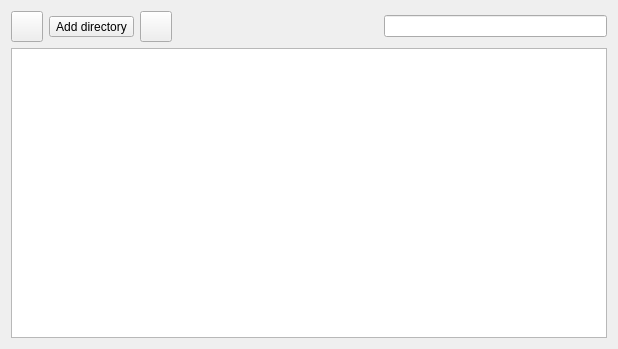
This is galacteek/ui/files.ui in pinnaculum/galacteek as Qt 5 draws it before an edit. The edited form follows.
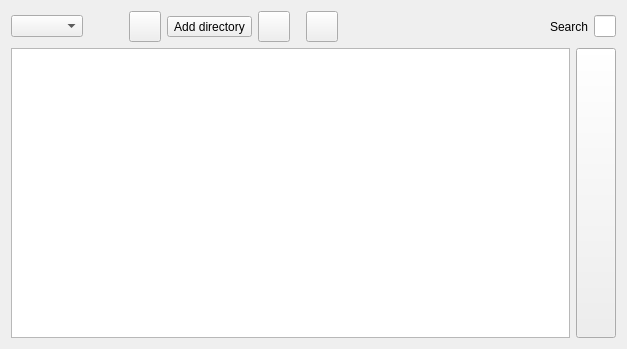
This is the edited form. Icons and pictures are not drawn.

Commit message:
- ipfsops: a few new methods - new module galacteek.core.fswatcher - add a user profile system so that you can have various distinct profiles within the same ipfs repository - the file manager now features a local file browser from which you can quickly drag and drop content - ipfsview: git repository support (requires GitPython) - ipfsview: download and pin buttons - raised min/max swarm defaults
=> v. 0.1.5

```diff
--- a/galacteek/ui/files.ui
+++ b/galacteek/ui/files.ui
@@ -26,6 +26,25 @@
          <property name="sizeConstraint">
           <enum>QLayout::SetFixedSize</enum>
          </property>
+         <item>
+          <widget class="QComboBox" name="pathSelector"/>
+         </item>
+         <item>
+          <spacer name="horizontalSpacer">
+           <property name="orientation">
+            <enum>Qt::Horizontal</enum>
+           </property>
+           <property name="sizeType">
+            <enum>QSizePolicy::Fixed</enum>
+           </property>
+           <property name="sizeHint" stdset="0">
+            <size>
+             <width>40</width>
+             <height>20</height>
+            </size>
+           </property>
+          </spacer>
+         </item>
          <item>
           <widget class="QToolButton" name="addFileButton">
            <property name="maximumSize">
@@ -94,6 +113,42 @@
          </item>
         </layout>
        </item>
+       <item>
+        <spacer name="horizontalSpacer_2">
+         <property name="orientation">
+          <enum>Qt::Horizontal</enum>
+         </property>
+         <property name="sizeType">
+          <enum>QSizePolicy::Fixed</enum>
+         </property>
+         <property name="sizeHint" stdset="0">
+          <size>
+           <width>10</width>
+           <height>20</height>
+          </size>
+         </property>
+        </spacer>
+       </item>
+       <item>
+        <widget class="QToolButton" name="fileManagerButton">
+         <property name="toolTip">
+          <string>&lt;html&gt;&lt;head/&gt;&lt;body&gt;&lt;p&gt;Open local file manager&lt;/p&gt;&lt;/body&gt;&lt;/html&gt;</string>
+         </property>
+         <property name="text">
+          <string/>
+         </property>
+         <property name="icon">
+          <iconset resource="galacteek.qrc">
+           <normaloff>:/share/icons/file-manager.png</normaloff>:/share/icons/file-manager.png</iconset>
+         </property>
+         <property name="iconSize">
+          <size>
+           <width>24</width>
+           <height>24</height>
+          </size>
+         </property>
+        </widget>
+       </item>
        <item>
         <widget class="QLabel" name="statusLabel">
          <property name="minimumSize">
@@ -109,6 +164,25 @@
        </item>
        <item>
         <layout class="QHBoxLayout" name="horizontalLayout_3">
+         <item>
+          <widget class="QLabel" name="label">
+           <property name="sizePolicy">
+            <sizepolicy hsizetype="Fixed" vsizetype="Preferred">
+             <horstretch>0</horstretch>
+             <verstretch>0</verstretch>
+            </sizepolicy>
+           </property>
+           <property name="maximumSize">
+            <size>
+             <width>100</width>
+             <height>16777215</height>
+            </size>
+           </property>
+           <property name="text">
+            <string>Search</string>
+           </property>
+          </widget>
+         </item>
          <item>
           <widget class="QLineEdit" name="searchFiles">
            <property name="maximumSize">
@@ -124,7 +198,55 @@
       </layout>
      </item>
      <item>
-      <widget class="QTreeView" name="treeFiles"/>
+      <layout class="QHBoxLayout" name="hLayoutFilesView">
+       <item>
+        <widget class="QTreeView" name="treeFiles">
+         <attribute name="headerCascadingSectionResizes">
+          <bool>true</bool>
+         </attribute>
+         <attribute name="headerDefaultSectionSize">
+          <number>140</number>
+         </attribute>
+         <attribute name="headerStretchLastSection">
+          <bool>true</bool>
+         </attribute>
+        </widget>
+       </item>
+       <item>
+        <layout class="QHBoxLayout" name="hLayoutBrowser">
+         <item>
+          <layout class="QVBoxLayout" name="verticalLayout_4">
+           <item>
+            <widget class="QPushButton" name="fileManagerSwitch">
+             <property name="sizePolicy">
+              <sizepolicy hsizetype="Maximum" vsizetype="Expanding">
+               <horstretch>0</horstretch>
+               <verstretch>0</verstretch>
+              </sizepolicy>
+             </property>
+             <property name="maximumSize">
+              <size>
+               <width>128</width>
+               <height>16777215</height>
+              </size>
+             </property>
+             <property name="toolTip">
+              <string>&lt;html&gt;&lt;head/&gt;&lt;body&gt;&lt;p&gt;Open local file manager&lt;/p&gt;&lt;/body&gt;&lt;/html&gt;</string>
+             </property>
+             <property name="text">
+              <string/>
+             </property>
+             <property name="icon">
+              <iconset resource="galacteek.qrc">
+               <normaloff>:/share/icons/file-manager.png</normaloff>:/share/icons/file-manager.png</iconset>
+             </property>
+            </widget>
+           </item>
+          </layout>
+         </item>
+        </layout>
+       </item>
+      </layout>
      </item>
     </layout>
    </item>
```
The commit also changes 26 other files.
